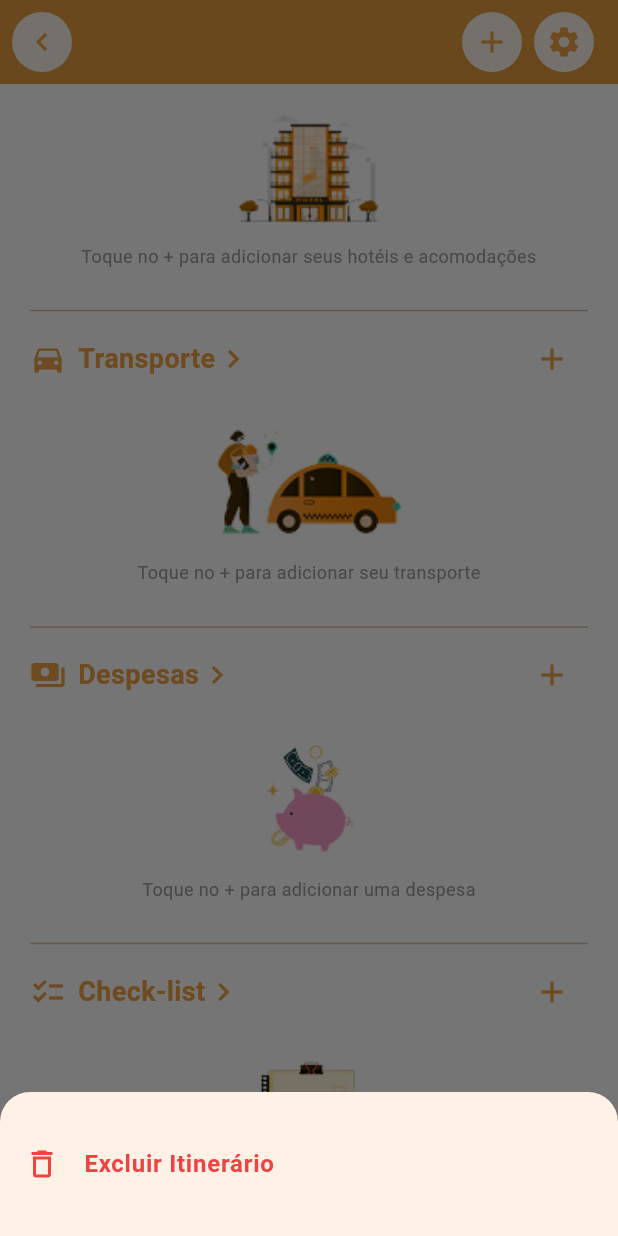
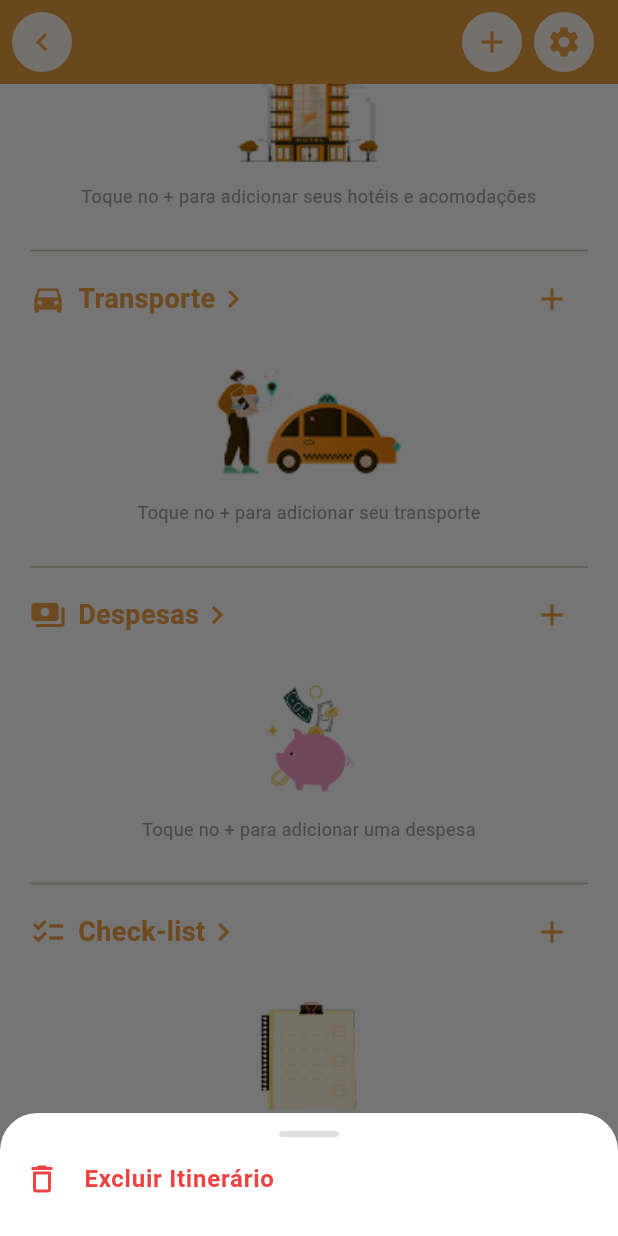
Before and after one commit to lk4trina/easy_travel, a Flutter app: the ItinerarioScreen screen opened directly with empty values, scrolled down 576 dp, after a tap on the "settings" icon, on a phone screen of 412 x 824 dp. Run offline on Flutter 3.47's test engine with Material 3 defaults, Android fonts, the light colour scheme and no system bars; our stand-ins replace cloud_firestore, firebase_auth, firebase_core, google_maps_flutter, image_picker, sqflite; accounts and stored records are empty.

Commit message:
melhoria layout itinerario

```diff
--- a/lib/views/itinerario_screen.dart
+++ b/lib/views/itinerario_screen.dart
@@ -49,24 +49,40 @@ class _ItinerarioScreenState extends State<ItinerarioScreen> {
   void _mostrarMenuConfiguracoes(BuildContext context) {
     showModalBottomSheet(
       context: context,
-      shape: const RoundedRectangleBorder(
-        borderRadius: BorderRadius.vertical(top: Radius.circular(20)),
+      backgroundColor: Colors.transparent,
+      builder: (context) {
+        return SafeArea(
+          child: Container(
+            decoration: const BoxDecoration(
+              color: Colors.white,
+              borderRadius: BorderRadius.vertical(top: Radius.circular(25)),
             ),
-      builder: (context) {
-        return Container(
-          padding: const EdgeInsets.symmetric(vertical: 20),
             child: Column(
               mainAxisSize: MainAxisSize.min,
               children: [
+                const SizedBox(height: 12),
+                Container(
+                  width: 40,
+                  height: 4,
+                  decoration: BoxDecoration(
+                    color: Colors.grey[300],
+                    borderRadius: BorderRadius.circular(10),
+                  ),
+                ),
                 ListTile(
                   leading: const Icon(Icons.delete_outline, color: Color(0xFFEE4343)),
-                title: const Text('Excluir Itinerário', style: TextStyle(color: Color(0xFFEE4343), fontWeight: FontWeight.bold)),
+                  title: const Text(
+                    'Excluir Itinerário',
+                    style: TextStyle(color: Color(0xFFEE4343), fontWeight: FontWeight.bold),
+                  ),
                   onTap: () {
                     Navigator.pop(context);
                     _confirmarExclusao(context);
                   },
                 ),
+                const SizedBox(height: 10),
               ],
+            ),
           ),
         );
       },
@@ -105,20 +121,75 @@ class _ItinerarioScreenState extends State<ItinerarioScreen> {
           ? const Center(child: CircularProgressIndicator())
           : Consumer<ViagemViewModel>(
         builder: (context, viewModel, child) {
-          final viagemAtual = viewModel.viagens.firstWhere((v) => v.id == widget.viagem.id, orElse: () => widget.viagem);
+          final viagemAtual = viewModel.viagens.firstWhere(
+                (v) => v.id == widget.viagem.id,
+            orElse: () => widget.viagem,
+          );
 
           return CustomScrollView(
+            clipBehavior: Clip.none,
             slivers: [
               SliverAppBar(
-                expandedHeight: 180.0,
+                expandedHeight: 200.0,
                 floating: false,
                 pinned: true,
                 backgroundColor: const Color(0xFFEEA243),
                 elevation: 0,
                 flexibleSpace: FlexibleSpaceBar(
-                  background: _urlFotoCidade.isNotEmpty
+                  background: Stack(
+                    clipBehavior: Clip.none,
+                    fit: StackFit.expand,
+                    children: [
+                      _urlFotoCidade.isNotEmpty
                           ? Image.network(_urlFotoCidade, fit: BoxFit.cover)
                           : Container(color: const Color(0xFFEEA243)),
+
+                      Positioned(
+                        bottom: 0,
+                        left: 0,
+                        right: 0,
+                        child: Center(
+                          child: Container(
+                            width: MediaQuery.of(context).size.width * 0.85,
+                            padding: const EdgeInsets.symmetric(vertical: 15, horizontal: 20),
+                            decoration: BoxDecoration(
+                              color: const Color(0xFFEEA243),
+                              borderRadius: BorderRadius.circular(20),
+                              boxShadow: const [
+                                BoxShadow(color: Colors.black26, blurRadius: 10, offset: Offset(0, 5))
+                              ],
+                            ),
+                            child: Column(
+                              mainAxisSize: MainAxisSize.min,
+                              children: [
+                                Text(
+                                  viagemAtual.destino,
+                                  textAlign: TextAlign.center,
+                                  style: const TextStyle(
+                                    color: Colors.white,
+                                    fontSize: 18,
+                                    fontWeight: FontWeight.bold,
+                                  ),
+                                ),
+                                const SizedBox(height: 8),
+                                Row(
+                                  mainAxisAlignment: MainAxisAlignment.center,
+                                  children: [
+                                    const Icon(Icons.calendar_today, color: Colors.white, size: 14),
+                                    const SizedBox(width: 8),
+                                    Text(
+                                      '${DateFormat('dd/MM/yyyy').format(viagemAtual.dataInicio)} - ${DateFormat('dd/MM/yyyy').format(viagemAtual.dataFim)}',
+                                      style: const TextStyle(color: Colors.white, fontSize: 13),
+                                    ),
+                                  ],
+                                ),
+                              ],
+                            ),
+                          ),
+                        ),
+                      ),
+                    ],
+                  ),
                 ),
                 leading: Padding(
                   padding: const EdgeInsets.all(8.0),
@@ -150,12 +221,8 @@ class _ItinerarioScreenState extends State<ItinerarioScreen> {
                 ],
               ),
               SliverToBoxAdapter(
-                child: Stack(
-                  clipBehavior: Clip.none,
-                  alignment: Alignment.topCenter,
-                  children: [
-                    Container(
-                      padding: const EdgeInsets.only(top: 80, left: 20, right: 20, bottom: 20),
+                child: Container(
+                  padding: const EdgeInsets.only(top: 20, left: 20, right: 20, bottom: 20),
                   decoration: const BoxDecoration(
                     color: Colors.white,
                     borderRadius: BorderRadius.only(
@@ -173,7 +240,9 @@ class _ItinerarioScreenState extends State<ItinerarioScreen> {
                           _buildTopIcon(Icons.attach_money, 'Despesas', onTap: () {
                             Navigator.push(
                               context,
-                                  MaterialPageRoute(builder: (context) => GastosScreen(viagemId: viagemAtual.id)),
+                              MaterialPageRoute(
+                                builder: (context) => GastosScreen(viagemId: viagemAtual.id),
+                              ),
                             );
                           }),
                         ],
@@ -184,7 +253,7 @@ class _ItinerarioScreenState extends State<ItinerarioScreen> {
                       Container(
                         decoration: BoxDecoration(
                           borderRadius: BorderRadius.circular(20),
-                                boxShadow: [BoxShadow(color: Colors.black12, blurRadius: 8)],
+                          boxShadow: const [BoxShadow(color: Colors.black12, blurRadius: 8)],
                         ),
                         child: ClipRRect(
                           borderRadius: BorderRadius.circular(20),
@@ -192,7 +261,7 @@ class _ItinerarioScreenState extends State<ItinerarioScreen> {
                             height: 180,
                             child: GoogleMap(
                               initialCameraPosition: const CameraPosition(
-                                    target: LatLng(-27.5953778, -48.5480499),
+                                target: LatLng(-27.595, -48.548),
                                 zoom: 12,
                               ),
                               myLocationButtonEnabled: false,
@@ -226,7 +295,9 @@ class _ItinerarioScreenState extends State<ItinerarioScreen> {
                         onAdd: () {
                           Navigator.push(
                             context,
-                                MaterialPageRoute(builder: (context) => GastosScreen(viagemId: viagemAtual.id)),
+                            MaterialPageRoute(
+                              builder: (context) => GastosScreen(viagemId: viagemAtual.id),
+                            ),
                           );
                         },
                         items: viagemAtual.despesas.isEmpty
@@ -247,59 +318,14 @@ class _ItinerarioScreenState extends State<ItinerarioScreen> {
                     ],
                   ),
                 ),
-                    Positioned(
-                      top: -45,
-                      child: Container(
-                        width: MediaQuery.of(context).size.width * 0.75,
-                        padding: const EdgeInsets.symmetric(vertical: 12, horizontal: 20),
-                        decoration: BoxDecoration(
-                          color: const Color(0xFFEEA243),
-                          borderRadius: BorderRadius.circular(20),
-                          boxShadow: [
-                            BoxShadow(
-                              color: Colors.black26,
-                              blurRadius: 10,
-                              offset: const Offset(0, 5),
-                            )
-                          ],
-                        ),
-                        child: Column(
-                          mainAxisSize: MainAxisSize.min,
-                          children: [
-                            Text(
-                              viagemAtual.destino,
-                              textAlign: TextAlign.center,
-                              style: const TextStyle(
-                                color: Colors.white,
-                                fontSize: 18,
-                                fontWeight: FontWeight.bold,
-                              ),
-                            ),
-                            const SizedBox(height: 8),
-                            Row(
-                              mainAxisAlignment: MainAxisAlignment.center,
-                              children: [
-                                const Icon(Icons.calendar_today, color: Colors.white, size: 14),
-                                const SizedBox(width: 8),
-                                Text(
-                                  '${DateFormat('dd/MM/yyyy').format(viagemAtual.dataInicio)} - ${DateFormat('dd/MM/yyyy').format(viagemAtual.dataFim)}',
-                                  style: const TextStyle(color: Colors.white, fontSize: 13, fontWeight: FontWeight.w500),
-                                ),
-                              ],
-                            ),
-                          ],
-                        ),
-                      ),
-                    ),
-                  ],
-                ),
               ),
             ],
           );
         },
       ),
       bottomNavigationBar: SafeArea(
-        child: Container( height: 70,
+        child: Container(
+          height: 70,
           decoration: const BoxDecoration(
             color: Color(0xFFEEA243),
             borderRadius: BorderRadius.only(
@@ -322,86 +348,6 @@ class _ItinerarioScreenState extends State<ItinerarioScreen> {
     );
   }
 
-  void _mostrarDialogoAcomodacao(BuildContext context, String viagemId) {
-    final nomeController = TextEditingController();
-    final localController = TextEditingController();
-    showDialog(
-      context: context,
-      builder: (context) => AlertDialog(
-        title: const Text('Nova Acomodação'),
-        content: Column(
-          mainAxisSize: MainAxisSize.min,
-          children: [
-            TextField(controller: nomeController, decoration: const InputDecoration(labelText: 'Nome')),
-            TextField(controller: localController, decoration: const InputDecoration(labelText: 'Localização')),
-          ],
-        ),
-        actions: [
-          TextButton(onPressed: () => Navigator.pop(context), child: const Text('Cancelar')),
-          TextButton(
-            onPressed: () {
-              final acomodacao = Acomodacao(nome: nomeController.text, localizacao: localController.text);
-              Provider.of<ViagemViewModel>(context, listen: false).adicionarAcomodacao(viagemId, acomodacao);
-              Navigator.pop(context);
-            },
-            child: const Text('Salvar'),
-          ),
-        ],
-      ),
-    );
-  }
-
-  void _mostrarDialogoTransporte(BuildContext context, String viagemId) {
-    final tipoController = TextEditingController();
-    final detalhesController = TextEditingController();
-    showDialog(
-      context: context,
-      builder: (context) => AlertDialog(
-        title: const Text('Novo Transporte'),
-        content: Column(
-          mainAxisSize: MainAxisSize.min,
-          children: [
-            TextField(controller: tipoController, decoration: const InputDecoration(labelText: 'Tipo (Ex: Avião, Carro)')),
-            TextField(controller: detalhesController, decoration: const InputDecoration(labelText: 'Detalhes')),
-          ],
-        ),
-        actions: [
-          TextButton(onPressed: () => Navigator.pop(context), child: const Text('Cancelar')),
-          TextButton(
-            onPressed: () {
-              final transporte = Transporte(tipo: tipoController.text, detalhes: detalhesController.text);
-              Provider.of<ViagemViewModel>(context, listen: false).adicionarTransporte(viagemId, transporte);
-              Navigator.pop(context);
-            },
-            child: const Text('Salvar'),
-          ),
-        ],
-      ),
-    );
-  }
-
-  void _mostrarDialogoCheckList(BuildContext context, String viagemId) {
-    final tituloController = TextEditingController();
-    showDialog(
-      context: context,
-      builder: (context) => AlertDialog(
-        title: const Text('Novo Item'),
-        content: TextField(controller: tituloController, decoration: const InputDecoration(labelText: 'Título')),
-        actions: [
-          TextButton(onPressed: () => Navigator.pop(context), child: const Text('Cancelar')),
-          TextButton(
-            onPressed: () {
-              final item = CheckItem(titulo: tituloController.text);
-              Provider.of<ViagemViewModel>(context, listen: false).adicionarCheckItem(viagemId, item);
-              Navigator.pop(context);
-            },
-            child: const Text('Salvar'),
-          ),
-        ],
-      ),
-    );
-  }
-
   Widget _buildTopIcon(IconData icon, String label, {VoidCallback? onTap}) {
     return GestureDetector(
       onTap: onTap,
@@ -410,7 +356,7 @@ class _ItinerarioScreenState extends State<ItinerarioScreen> {
         decoration: BoxDecoration(
           color: const Color(0xFFEEA243).withOpacity(0.8),
           borderRadius: BorderRadius.circular(12),
-          boxShadow: [
+          boxShadow: const [
             BoxShadow(color: Colors.black12, blurRadius: 4, offset: Offset(0, 2))
           ],
         ),
@@ -420,7 +366,7 @@ class _ItinerarioScreenState extends State<ItinerarioScreen> {
             const SizedBox(width: 6),
             Text(
               label,
-                style: const TextStyle(color: Colors.white, fontSize: 13, fontWeight: FontWeight.w600)
+              style: const TextStyle(color: Colors.white, fontSize: 13, fontWeight: FontWeight.w600),
             ),
           ],
         ),
@@ -452,7 +398,14 @@ class _ItinerarioScreenState extends State<ItinerarioScreen> {
     );
   }
 
-  Widget _buildInfoSection(String title, IconData icon, String subtitle, {required String imagePath, required VoidCallback onAdd, List<String>? items}) {
+  Widget _buildInfoSection(
+      String title,
+      IconData icon,
+      String subtitle, {
+        required String imagePath,
+        required VoidCallback onAdd,
+        List<String>? items,
+      }) {
     return Column(
       children: [
         Row(
@@ -484,7 +437,12 @@ class _ItinerarioScreenState extends State<ItinerarioScreen> {
             padding: const EdgeInsets.symmetric(vertical: 20.0),
             child: Column(
               children: [
-                Image.asset(imagePath, height: 80, fit: BoxFit.contain, errorBuilder: (c, e, s) => const Icon(Icons.image_outlined, size: 60, color: Colors.grey)),
+                Image.asset(
+                  imagePath,
+                  height: 80,
+                  fit: BoxFit.contain,
+                  errorBuilder: (c, e, s) => const Icon(Icons.image_outlined, size: 60, color: Colors.grey),
+                ),
                 const SizedBox(height: 10),
                 Text(
                   subtitle,
@@ -500,8 +458,13 @@ class _ItinerarioScreenState extends State<ItinerarioScreen> {
             physics: const NeverScrollableScrollPhysics(),
             itemCount: items.length,
             itemBuilder: (context, index) => ListTile(
-              title: Text(items[index], style: const TextStyle(color: Color(0xFFEEA243), fontSize: 14)),
-              trailing: title == 'Despesas' ? const Icon(Icons.chevron_right, color: Color(0xFFEEA243), size: 16) : null,
+              title: Text(
+                items[index],
+                style: const TextStyle(color: Color(0xFFEEA243), fontSize: 14),
+              ),
+              trailing: title == 'Despesas'
+                  ? const Icon(Icons.chevron_right, color: Color(0xFFEEA243), size: 16)
+                  : null,
               dense: true,
               onTap: title == 'Despesas' ? onAdd : null,
             ),
@@ -510,4 +473,89 @@ class _ItinerarioScreenState extends State<ItinerarioScreen> {
       ],
     );
   }
+
+  void _mostrarDialogoAcomodacao(BuildContext context, String viagemId) {
+    final nomeController = TextEditingController();
+    final localController = TextEditingController();
+    showDialog(
+      context: context,
+      builder: (context) => AlertDialog(
+        title: const Text('Nova Acomodação'),
+        content: Column(
+          mainAxisSize: MainAxisSize.min,
+          children: [
+            TextField(controller: nomeController, decoration: const InputDecoration(labelText: 'Nome')),
+            TextField(
+                controller: localController, decoration: const InputDecoration(labelText: 'Localização')),
+          ],
+        ),
+        actions: [
+          TextButton(onPressed: () => Navigator.pop(context), child: const Text('Cancelar')),
+          TextButton(
+            onPressed: () {
+              final acomodacao = Acomodacao(nome: nomeController.text, localizacao: localController.text);
+              Provider.of<ViagemViewModel>(context, listen: false).adicionarAcomodacao(viagemId, acomodacao);
+              Navigator.pop(context);
+            },
+            child: const Text('Salvar'),
+          ),
+        ],
+      ),
+    );
   }
+
+  void _mostrarDialogoTransporte(BuildContext context, String viagemId) {
+    final tipoController = TextEditingController();
+    final detalhesController = TextEditingController();
+    showDialog(
+      context: context,
+      builder: (context) => AlertDialog(
+        title: const Text('Novo Transporte'),
+        content: Column(
+          mainAxisSize: MainAxisSize.min,
+          children: [
+            TextField(
+                controller: tipoController,
+                decoration: const InputDecoration(labelText: 'Tipo (Ex: Avião, Carro)')),
+            TextField(controller: detalhesController, decoration: const InputDecoration(labelText: 'Detalhes')),
+          ],
+        ),
+        actions: [
+          TextButton(onPressed: () => Navigator.pop(context), child: const Text('Cancelar')),
+          TextButton(
+            onPressed: () {
+              final transporte =
+              Transporte(tipo: tipoController.text, detalhes: detalhesController.text);
+              Provider.of<ViagemViewModel>(context, listen: false).adicionarTransporte(viagemId, transporte);
+              Navigator.pop(context);
+            },
+            child: const Text('Salvar'),
+          ),
+        ],
+      ),
+    );
+  }
+
+  void _mostrarDialogoCheckList(BuildContext context, String viagemId) {
+    final tituloController = TextEditingController();
+    showDialog(
+      context: context,
+      builder: (context) => AlertDialog(
+        title: const Text('Novo Item'),
+        content: TextField(
+            controller: tituloController, decoration: const InputDecoration(labelText: 'Título')),
+        actions: [
+          TextButton(onPressed: () => Navigator.pop(context), child: const Text('Cancelar')),
+          TextButton(
+            onPressed: () {
+              final item = CheckItem(titulo: tituloController.text);
+              Provider.of<ViagemViewModel>(context, listen: false).adicionarCheckItem(viagemId, item);
+              Navigator.pop(context);
+            },
+            child: const Text('Salvar'),
+          ),
+        ],
+      ),
+    );
+  }
+}
```
Also changed, not shown: lib/views/home_screen.dart (+31 -23 lines). Lines whose indentation alone changed are shown as unchanged.
